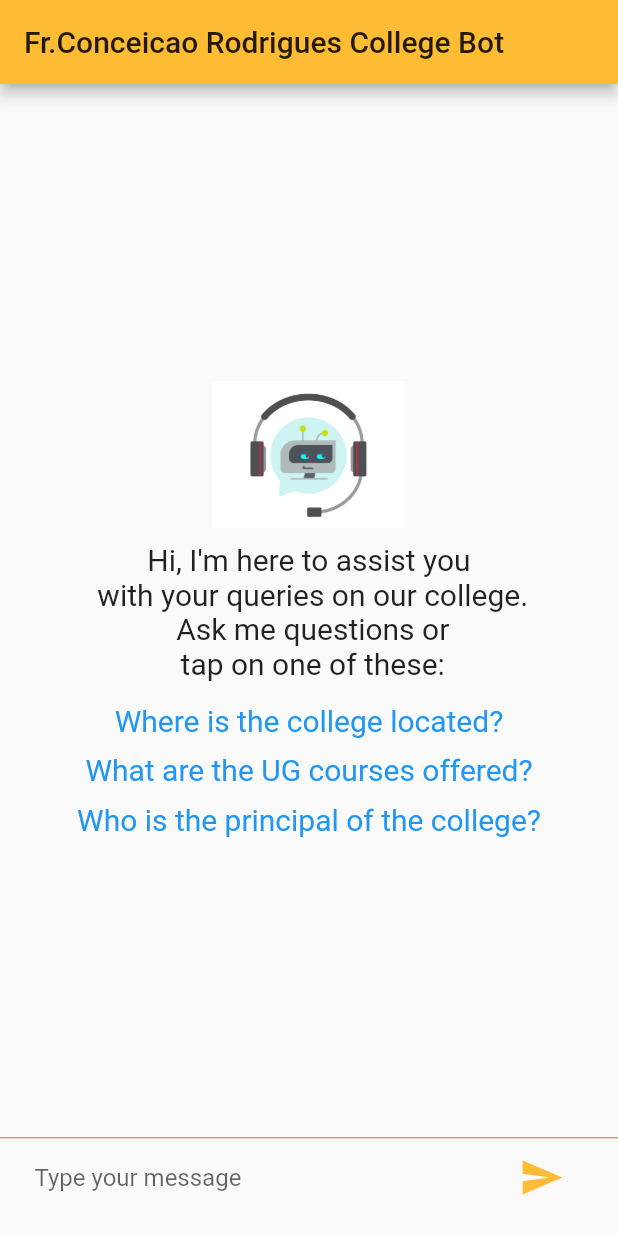
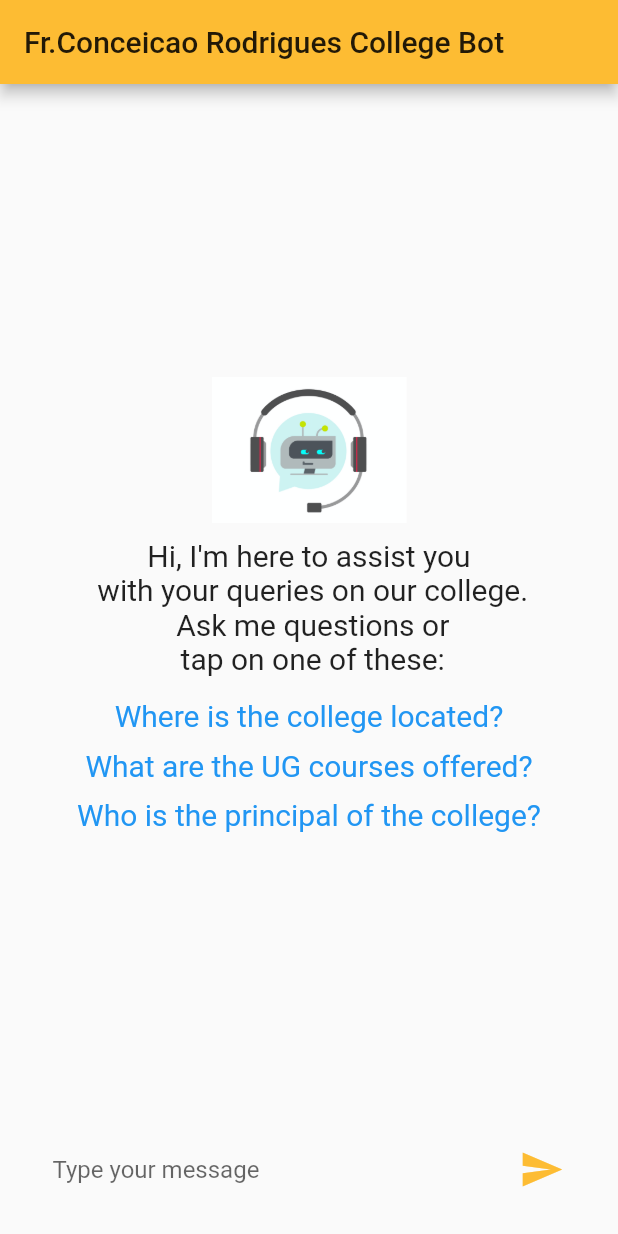
Before and after one commit to mithileshchellappan/uns_20_Misnomer_Duo, a Flutter app: the screen it shows after launch, after a tap on "OK", on a phone screen of 412 x 824 dp. Run offline on Flutter 3.47's test engine with Material 2 defaults, Android fonts, the phone set to English and light mode, and no system bars; our stand-ins replace bubble, firebase_auth, firebase_core; missing offline and left inert: flutter_dialogflow, flutter_link_preview, flutter_parsed_text, fzregex, pin_entry_text_field; accounts and stored records are empty; project files that could hold a hidden picture were left out.

Commit message:
beautify 2

```diff
--- a/lib/chatPage.dart
+++ b/lib/chatPage.dart
@@ -178,20 +178,22 @@ class _ChatPageState extends State<ChatPage> {
                                       messsages[index]["message"].toString(),
                                       messsages[index]["data"]);
                                 })),
-                    Divider(
-                      height: 5.0,
-                      color: Colors.deepOrange,
-                    ),
                     Container(
                       padding: EdgeInsets.only(left: 15.0, right: 15.0),
                       margin: const EdgeInsets.symmetric(horizontal: 8.0),
                       child: Row(
                         children: <Widget>[
                           Flexible(
-                              child: TextFormField(
+                              child: TextField(
                             textCapitalization: TextCapitalization.sentences,
                             controller: messageInsert,
-                            decoration: InputDecoration.collapsed(
+                            decoration: InputDecoration(
+                                fillColor: Colors.black,
+                                hoverColor: Colors.black,
+                                border: new OutlineInputBorder(
+                                    borderRadius: BorderRadius.circular(20.0),
+                                    borderSide: BorderSide(
+                                        width: 0, style: BorderStyle.none)),
                                 hintText: 'Type your message',
                                 hintStyle: TextStyle(fontSize: 16.0)),
                           )),
@@ -259,8 +261,11 @@ class _ChatPageState extends State<ChatPage> {
       caseSensitive: false,
       multiLine: true,
     );
+    String remMes = message;
     if (regExp.hasMatch(message)) {
       String link2 = regExp.firstMatch(message).group(0);
+      remMes = message.replaceFirst(link2, '');
+      print('remmes $remMes');
       print('link2' + link2);
     }
 
@@ -289,7 +294,7 @@ class _ChatPageState extends State<ChatPage> {
                     ),
                     Flexible(
                       child: ParsedText(
-                        text: message,
+                        text: remMes,
                         parse: [
                           MatchText(
                               type: ParsedType.URL,
@@ -325,6 +330,7 @@ class _ChatPageState extends State<ChatPage> {
                               })
                         ],
                         style: TextStyle(
+                          fontSize: 14,
                           color: Colors.black,
                         ),
                       ),
```
